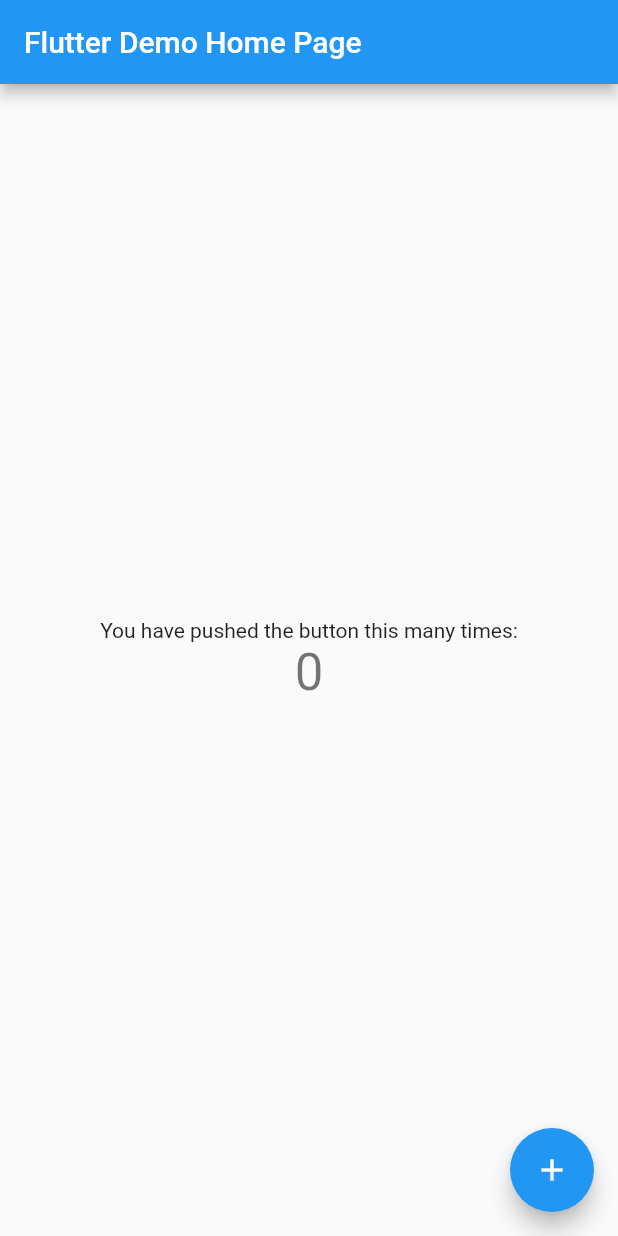
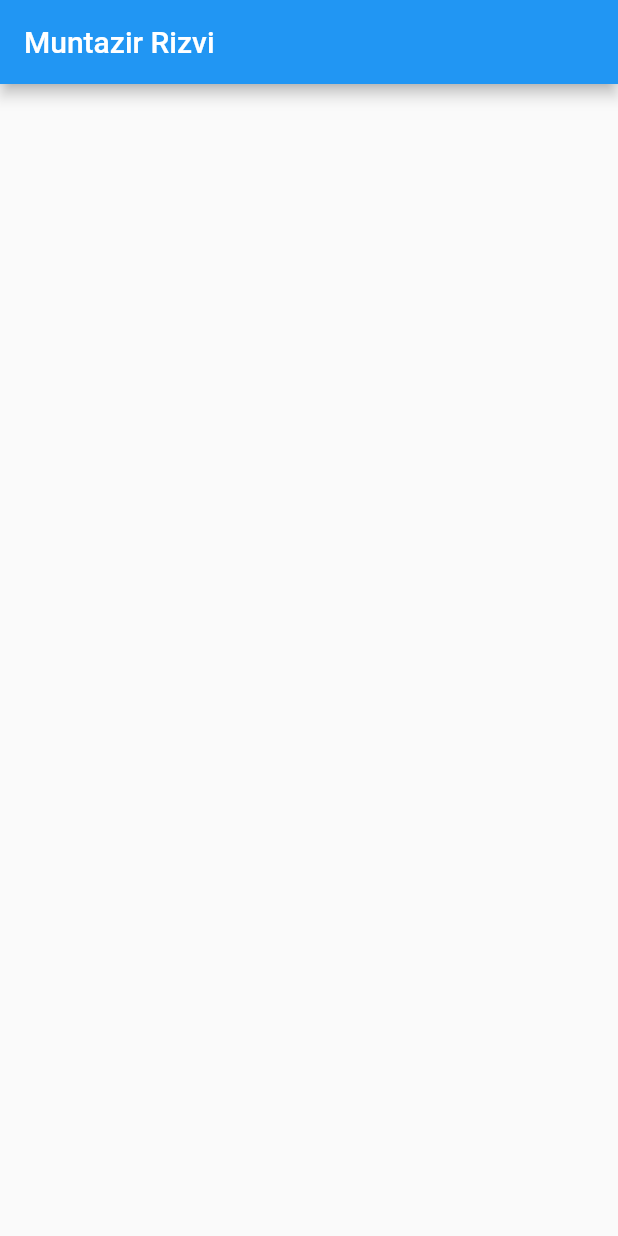
Before and after one commit to muntazir143/muntazirrizvi, a Flutter app: the screen it shows after launch, on a phone screen of 412 x 824 dp. Run offline on Flutter 3.47's test engine with Material 2 defaults, Android fonts, the phone set to English and light mode, and no system bars.

Commit message:
setting up

```diff
--- a/lib/main.dart
+++ b/lib/main.dart
@@ -1,113 +1,20 @@
 import 'package:flutter/material.dart';
+import 'package:muntazirrizvi/views/homepage.dart';
 
 void main() {
   runApp(MyApp());
 }
 
 class MyApp extends StatelessWidget {
-  // This widget is the root of your application.
   @override
   Widget build(BuildContext context) {
     return MaterialApp(
-      title: 'Flutter Demo',
+      title: 'Muntazir Rizvi',
+      debugShowCheckedModeBanner: false,
       theme: ThemeData(
-        // This is the theme of your application.
-        //
-        // Try running your application with "flutter run". You'll see the
-        // application has a blue toolbar. Then, without quitting the app, try
-        // changing the primarySwatch below to Colors.green and then invoke
-        // "hot reload" (press "r" in the console where you ran "flutter run",
-        // or simply save your changes to "hot reload" in a Flutter IDE).
-        // Notice that the counter didn't reset back to zero; the application
-        // is not restarted.
         primarySwatch: Colors.blue,
       ),
-      home: MyHomePage(title: 'Flutter Demo Home Page'),
+      home: HomePage(),
     );
   }
 }
-
-class MyHomePage extends StatefulWidget {
-  MyHomePage({Key key, this.title}) : super(key: key);
-
-  // This widget is the home page of your application. It is stateful, meaning
-  // that it has a State object (defined below) that contains fields that affect
-  // how it looks.
-
-  // This class is the configuration for the state. It holds the values (in this
-  // case the title) provided by the parent (in this case the App widget) and
-  // used by the build method of the State. Fields in a Widget subclass are
-  // always marked "final".
-
-  final String title;
-
-  @override
-  _MyHomePageState createState() => _MyHomePageState();
-}
-
-class _MyHomePageState extends State<MyHomePage> {
-  int _counter = 0;
-
-  void _incrementCounter() {
-    setState(() {
-      // This call to setState tells the Flutter framework that something has
-      // changed in this State, which causes it to rerun the build method below
-      // so that the display can reflect the updated values. If we changed
-      // _counter without calling setState(), then the build method would not be
-      // called again, and so nothing would appear to happen.
-      _counter++;
-    });
-  }
-
-  @override
-  Widget build(BuildContext context) {
-    // This method is rerun every time setState is called, for instance as done
-    // by the _incrementCounter method above.
-    //
-    // The Flutter framework has been optimized to make rerunning build methods
-    // fast, so that you can just rebuild anything that needs updating rather
-    // than having to individually change instances of widgets.
-    return Scaffold(
-      appBar: AppBar(
-        // Here we take the value from the MyHomePage object that was created by
-        // the App.build method, and use it to set our appbar title.
-        title: Text(widget.title),
-      ),
-      body: Center(
-        // Center is a layout widget. It takes a single child and positions it
-        // in the middle of the parent.
-        child: Column(
-          // Column is also a layout widget. It takes a list of children and
-          // arranges them vertically. By default, it sizes itself to fit its
-          // children horizontally, and tries to be as tall as its parent.
-          //
-          // Invoke "debug painting" (press "p" in the console, choose the
-          // "Toggle Debug Paint" action from the Flutter Inspector in Android
-          // Studio, or the "Toggle Debug Paint" command in Visual Studio Code)
-          // to see the wireframe for each widget.
-          //
-          // Column has various properties to control how it sizes itself and
-          // how it positions its children. Here we use mainAxisAlignment to
-          // center the children vertically; the main axis here is the vertical
-          // axis because Columns are vertical (the cross axis would be
-          // horizontal).
-          mainAxisAlignment: MainAxisAlignment.center,
-          children: <Widget>[
-            Text(
-              'You have pushed the button this many times:',
-            ),
-            Text(
-              '$_counter',
-              style: Theme.of(context).textTheme.headline4,
-            ),
-          ],
-        ),
-      ),
-      floatingActionButton: FloatingActionButton(
-        onPressed: _incrementCounter,
-        tooltip: 'Increment',
-        child: Icon(Icons.add),
-      ), // This trailing comma makes auto-formatting nicer for build methods.
-    );
-  }
-}
--- /dev/null
+++ b/lib/views/homepage.dart
@@ -0,0 +1,17 @@
+import 'package:flutter/material.dart';
+
+class HomePage extends StatefulWidget {
+  @override
+  _HomePageState createState() => _HomePageState();
+}
+
+class _HomePageState extends State<HomePage> {
+  @override
+  Widget build(BuildContext context) {
+    return Scaffold(
+      appBar: AppBar(
+        title: Text("Muntazir Rizvi"),
+      ),
+    );
+  }
+}
```
Also changed, not shown: 1 other file.
